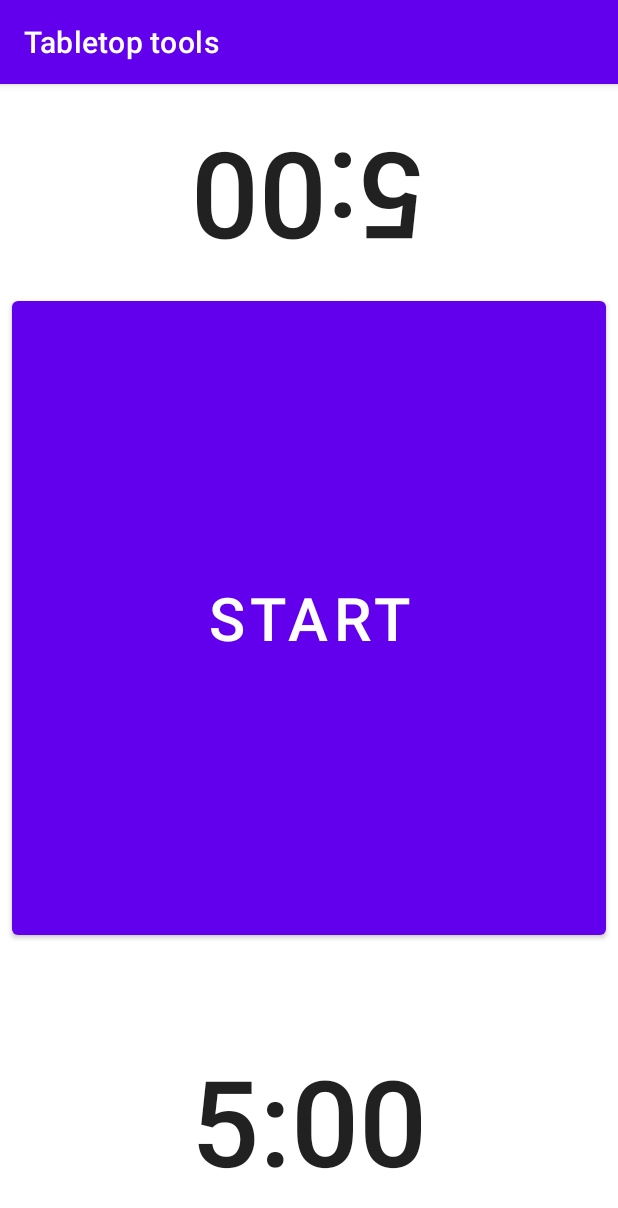
After one commit to mueller-ma/TabletopTools, an Android app: the fragment FMTFragment shown on its own in the app's theme, on a phone screen of 412 x 824 dp. The commit adds this screen. Shown: the top 1208 px of the screen. Run offline under Robolectric (Android 15) with nearby library versions, the phone set to English and light mode, and no system bars.

Commit message:
Add a 5 minute timer

```diff
--- a/app/src/main/java/com/github/muellerma/tabletoptools/MainActivity.kt
+++ b/app/src/main/java/com/github/muellerma/tabletoptools/MainActivity.kt
@@ -30,7 +30,7 @@ class MainActivity : AppCompatActivity() {
         // Passing each menu ID as a set of Ids because each
         // menu should be considered as top level destinations.
         appBarConfiguration = AppBarConfiguration(
-            setOf(R.id.nav_dices, R.id.nav_rot13, R.id.nav_number_converter),
+            setOf(R.id.nav_dices, R.id.nav_rot13, R.id.nav_number_converter, R.id.nav_fmt),
             drawerLayout)
         setupActionBarWithNavController(navController, appBarConfiguration)
         navView.setupWithNavController(navController)
--- /dev/null
+++ b/app/src/main/java/com/github/muellerma/tabletoptools/ui/fmt/FMTFragment.kt
@@ -0,0 +1,136 @@
+package com.github.muellerma.tabletoptools.ui.fmt
+
+import android.media.MediaPlayer
+import android.os.Bundle
+import android.os.CountDownTimer
+import android.provider.Settings
+import android.util.Log
+import android.view.LayoutInflater
+import android.view.View
+import android.view.ViewGroup
+import android.widget.Button
+import android.widget.TextView
+import androidx.core.view.isInvisible
+import androidx.fragment.app.Fragment
+import com.github.muellerma.tabletoptools.R
+
+
+class FMTFragment : Fragment() {
+    private lateinit var timerView1: TextView
+    private lateinit var timerView2: TextView
+    private lateinit var startButton: Button
+    private lateinit var resetButton: Button
+    private var timer: CountDownTimer? = null
+    private var remainingTime: Long = DEFAULT_TIMER
+    private var timerRunning = false
+    private var player: MediaPlayer? = null
+
+    override fun onCreateView(
+        inflater: LayoutInflater,
+        container: ViewGroup?,
+        savedInstanceState: Bundle?
+    ): View? {
+        Log.d(TAG, "onCreateView()")
+        val root = inflater.inflate(R.layout.fragment_fmt, container, false)
+        timerView1 = root.findViewById(R.id.timer_view1)
+        timerView2 = root.findViewById(R.id.timer_view2)
+        startButton = root.findViewById(R.id.start_button)
+        resetButton = root.findViewById(R.id.reset_button)
+
+        startButton.setOnClickListener {
+            toggleTimer()
+        }
+
+        resetButton.setOnClickListener {
+            player?.stop()
+            if (timerRunning) {
+                toggleTimer()
+            }
+
+            remainingTime = DEFAULT_TIMER
+            updateTimerView()
+            startButton.isEnabled = true
+        }
+
+        savedInstanceState?.let {
+            remainingTime = it.getLong("time")
+            if (it.getBoolean("running")) {
+                toggleTimer()
+            }
+        }
+
+        updateTimerView()
+
+        return root
+    }
+
+    private fun toggleTimer() {
+        if (timerRunning) {
+            timer?.cancel()
+            timerRunning = false
+            startButton.text = getString(R.string.fmt_timer_start)
+            resetButton.isInvisible = false
+        } else {
+            startTimer(remainingTime)
+            timerRunning = true
+            startButton.text = getString(R.string.fmt_timer_pause)
+            resetButton.isInvisible = true
+        }
+    }
+
+    private fun startTimer(millis: Long) {
+        Log.d(TAG, "startTimer()")
+        timer?.cancel()
+        timer = object : CountDownTimer(millis, 500) {
+            override fun onTick(millisUntilFinished: Long) {
+                remainingTime = millisUntilFinished
+                updateTimerView()
+            }
+
+            override fun onFinish() {
+                Log.d(TAG, "Timer finished")
+                remainingTime = 0
+                updateTimerView()
+                toggleTimer()
+                player = MediaPlayer.create(
+                    requireContext(),
+                    Settings.System.DEFAULT_RINGTONE_URI
+                )
+                startButton.isEnabled = false
+                player?.start()
+            }
+        }.start()
+    }
+
+    private fun updateTimerView() {
+        val text = timeToString()
+        timerView1.text = text
+        timerView2.text = text
+    }
+
+    private fun timeToString(): String {
+        val remainingInSeconds = remainingTime / 1000
+        val minutes = remainingInSeconds / 60
+        val seconds = remainingInSeconds % 60
+
+        return "%d:%02d".format(minutes, seconds)
+    }
+
+    override fun onDestroy() {
+        Log.d(TAG, "onDestroy()")
+        timer?.cancel()
+        player?.stop()
+        super.onDestroy()
+    }
+
+    override fun onSaveInstanceState(outState: Bundle) {
+        outState.putLong("time", remainingTime)
+        outState.putBoolean("running", timerRunning)
+        super.onSaveInstanceState(outState)
+    }
+
+    companion object {
+        private var TAG = FMTFragment::class.java.simpleName
+        private const val DEFAULT_TIMER = 5 * 60 * 1000L
+    }
+}
--- /dev/null
+++ b/app/src/main/res/layout/fragment_fmt.xml
@@ -0,0 +1,76 @@
+<?xml version="1.0" encoding="utf-8"?>
+<ScrollView
+    xmlns:android="http://schemas.android.com/apk/res/android"
+    xmlns:app="http://schemas.android.com/apk/res-auto"
+    xmlns:tools="http://schemas.android.com/tools"
+    android:layout_width="match_parent"
+    android:layout_height="match_parent"
+    android:fillViewport="true"
+    tools:context=".ui.fmt.FMTFragment">
+
+    <androidx.constraintlayout.widget.ConstraintLayout
+        android:layout_width="match_parent"
+        android:layout_height="wrap_content">
+
+        <com.google.android.material.textview.MaterialTextView
+                android:id="@+id/timer_view1"
+                style="@style/TextAppearance.AppCompat.Title"
+                android:layout_width="0dp"
+                android:layout_height="wrap_content"
+                android:layout_marginStart="8dp"
+                android:layout_marginTop="24dp"
+                android:layout_marginEnd="8dp"
+                android:gravity="center"
+                android:textSize="80sp"
+                app:layout_constraintEnd_toEndOf="parent"
+                app:layout_constraintStart_toStartOf="parent"
+                app:layout_constraintTop_toTopOf="parent"
+                android:rotation="180"
+                tools:text="4:19" />
+
+        <com.google.android.material.button.MaterialButton
+                android:id="@+id/start_button"
+                android:layout_width="match_parent"
+                android:layout_height="0dp"
+                android:layout_marginStart="8dp"
+                android:layout_marginTop="8dp"
+                android:layout_marginEnd="8dp"
+                android:layout_marginBottom="8dp"
+                android:text="@string/fmt_timer_start"
+                android:textSize="40sp"
+                app:layout_constraintBottom_toTopOf="@+id/reset_button"
+                app:layout_constraintEnd_toEndOf="parent"
+                app:layout_constraintStart_toStartOf="parent"
+                app:layout_constraintTop_toBottomOf="@+id/timer_view1" />
+
+        <com.google.android.material.button.MaterialButton
+                android:id="@+id/reset_button"
+                style="@style/Widget.MaterialComponents.Button.OutlinedButton"
+                android:layout_width="match_parent"
+                android:layout_height="wrap_content"
+                android:layout_marginStart="8dp"
+                android:layout_marginEnd="8dp"
+                android:text="@string/fmt_timer_reset"
+                android:visibility="invisible"
+                app:layout_constraintEnd_toEndOf="parent"
+                app:layout_constraintStart_toStartOf="parent"
+                app:layout_constraintBottom_toTopOf="@id/timer_view2"
+                tools:visibility="visible"
+                android:layout_marginBottom="8dp" />
+
+        <com.google.android.material.textview.MaterialTextView
+                android:id="@+id/timer_view2"
+                style="@style/TextAppearance.AppCompat.Title"
+                android:layout_width="0dp"
+                android:layout_height="wrap_content"
+                android:layout_marginStart="8dp"
+                android:layout_marginEnd="8dp"
+                android:gravity="center"
+                android:textSize="80sp"
+                app:layout_constraintEnd_toEndOf="parent"
+                app:layout_constraintStart_toStartOf="parent"
+                tools:text="4:19"
+                app:layout_constraintBottom_toBottomOf="parent"
+                android:layout_marginBottom="24dp" />
+    </androidx.constraintlayout.widget.ConstraintLayout>
+</ScrollView>
--- a/app/src/main/res/menu/activity_main_drawer.xml
+++ b/app/src/main/res/menu/activity_main_drawer.xml
@@ -16,5 +16,9 @@
                 android:id="@+id/nav_number_converter"
                 android:icon="@drawable/ic_menu_number_converter"
                 android:title="@string/menu_number_converter" />
+        <item
+                android:id="@+id/nav_fmt"
+                android:icon="@drawable/ic_fast_forward_5"
+                android:title="@string/menu_fmt" />
     </group>
 </menu>
--- a/app/src/main/res/navigation/mobile_navigation.xml
+++ b/app/src/main/res/navigation/mobile_navigation.xml
@@ -22,4 +22,10 @@
             android:name="com.github.muellerma.tabletoptools.ui.number_converter.NumberConverterFragment"
             android:label="@string/menu_number_converter"
             tools:layout="@layout/fragment_number_converter" />
+
+    <fragment
+        android:id="@+id/nav_fmt"
+        android:name="com.github.muellerma.tabletoptools.ui.fmt.FMTFragment"
+        android:label="@string/menu_fmt"
+        tools:layout="@layout/fragment_fmt" />
 </navigation>
--- a/app/src/main/res/values/strings.xml
+++ b/app/src/main/res/values/strings.xml
@@ -23,6 +23,10 @@
     <string name="dices_d12">D12</string>
     <string name="dices_slider_hint">Number of dices: %d</string>
     <string name="dices_d_d">D%d</string>
+    <string name="menu_fmt">5 Minute Timer</string>
+    <string name="fmt_timer_start">Start</string>
+    <string name="fmt_timer_pause">Pause</string>
+    <string name="fmt_timer_reset">Reset</string>
     <plurals name="rot13_hint">
         <item quantity="one">All latin letters will be rotated by %d place (can be set below)</item>
         <item quantity="other">All latin letters will be rotated by %d places (can be set below)</item>
```
Also changed, not shown: app/src/main/res/drawable/ic_fast_forward_5.xml (added, +9 -0 lines).
